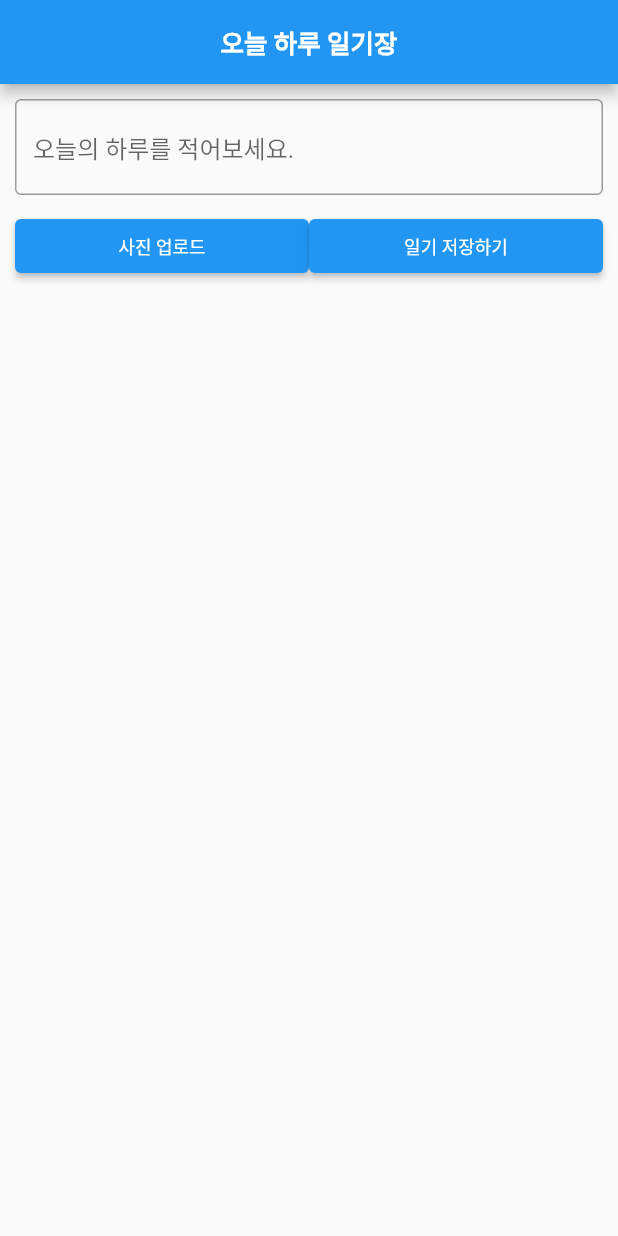
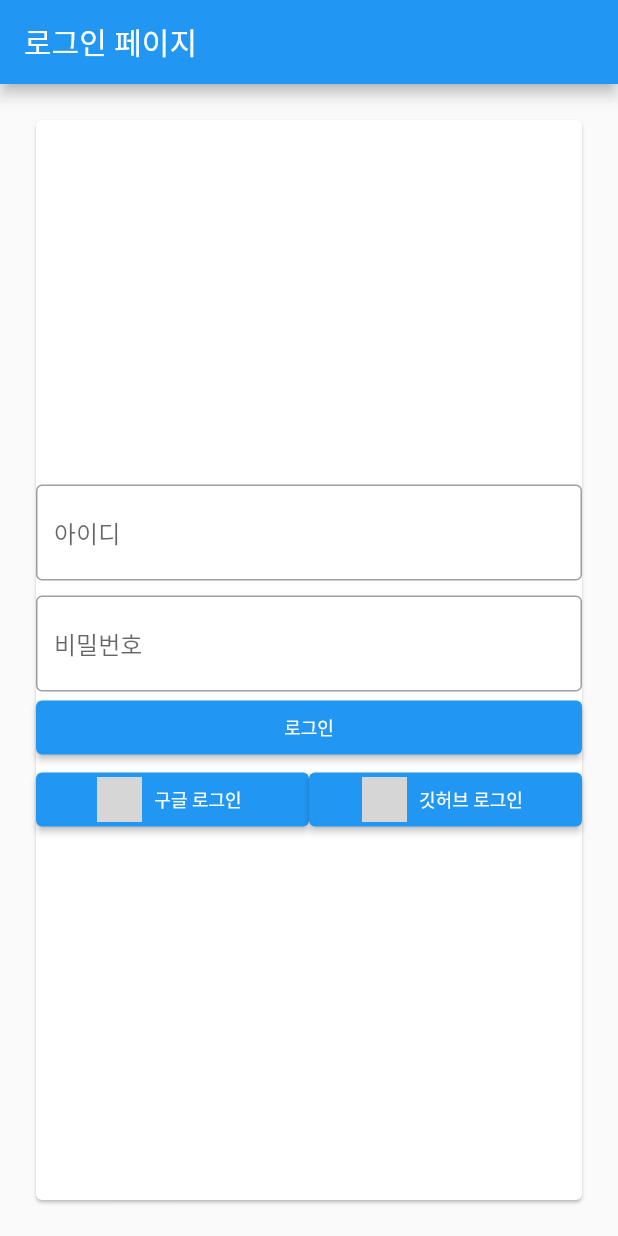
Before and after one commit to INnoVatioN-97/MyDailyDiary, a Flutter app: the screen it shows after launch, on a phone screen of 412 x 824 dp. Run offline on Flutter 3.47's test engine with Material 2 defaults, Android fonts, the phone set to English and light mode, and no system bars; our stand-ins replace image_picker, permission_handler; network calls fail; grey boxes are pictures that could not be loaded.

Commit message:
로그인 페이지 추가, 로그인기능 구현준비

```diff
--- a/lib/main.dart
+++ b/lib/main.dart
@@ -1,4 +1,5 @@
 import 'package:diary_app/pages/diary_page.dart';
+import 'package:diary_app/pages/login.dart';
 import 'package:flutter/material.dart';
 
 void main() {
@@ -14,7 +15,7 @@ class DiaryApplication extends StatelessWidget {
       theme: ThemeData(
         primarySwatch: Colors.blue,
       ),
-      home: const DiaryMainPage(title: '오늘 하루 일기장'),
+      home: const LoginPage(),
     );
   }
 }
--- /dev/null
+++ b/lib/pages/login.dart
@@ -0,0 +1,150 @@
+import 'package:diary_app/pages/diary_page.dart';
+import 'package:flutter/material.dart';
+
+class LoginPage extends StatefulWidget {
+  const LoginPage({Key? key}) : super(key: key);
+
+  @override
+  _LoginPageState createState() => _LoginPageState();
+}
+
+class _LoginPageState extends State<LoginPage> {
+  @override
+  Widget build(BuildContext context) {
+    // 로그인 form 의 키값 관리를 해주는 객체
+    final GlobalKey<FormState> _formKey = GlobalKey<FormState>();
+
+    // form 내 적힌 아이디, 비밀번호를 컨트롤해줄 컨트롤러들
+    final TextEditingController _idController = TextEditingController();
+    final TextEditingController _passwordController = TextEditingController();
+
+    return Scaffold(
+      appBar: AppBar(
+        title: const Text('로그인 페이지'),
+      ),
+      body: Padding(
+        padding: const EdgeInsets.all(20.0),
+        child: Card(
+          child: Center(
+            child: Column(
+              mainAxisAlignment: MainAxisAlignment.center,
+              children: [
+                Form(
+                  key: _formKey,
+                  child: Column(children: [
+                    TextFormField(
+                      controller: _idController,
+                      decoration: const InputDecoration(
+                        border: OutlineInputBorder(),
+                        hintText: '아이디',
+                      ),
+                      keyboardType: TextInputType.emailAddress,
+                      validator: (value) {
+                        if (value!.trim().length < 2) {
+                          return '제대로 입력해주세요.';
+                        }
+                        return null;
+                      },
+                    ),
+                    const SizedBox(
+                      height: 10,
+                    ),
+                    TextFormField(
+                      controller: _passwordController,
+                      obscureText: true,
+                      decoration: const InputDecoration(
+                        border: OutlineInputBorder(),
+                        hintText: '비밀번호',
+                      ),
+                      keyboardType: TextInputType.visiblePassword,
+                      validator: (value) {
+                        if (value!.trim().length < 2) {
+                          return '제대로 입력해주세요.';
+                        }
+                        return null;
+                      },
+                    ),
+                    SizedBox(
+                      width: double.infinity,
+                      child: ElevatedButton(
+                        onPressed: () {
+                          Navigator.pushNamedAndRemoveUntil(
+                              context, '/', (_) => false);
+                          // Navigator.replace(context, MaterialPageRoute(builder: (context) => const DiaryMainPage(title: '오늘 하루 일기장')),);
+                          Navigator.pushReplacement(
+                              context,
+                              MaterialPageRoute(
+                                  builder: (context) =>
+                                      const DiaryMainPage(title: '오늘 하루 일기장')));
+                        },
+                        child: const Text(
+                          '로그인',
+                          style: TextStyle(fontSize: 12),
+                        ),
+                      ),
+                    ),
+                  ]),
+                ),
+                Row(
+                  mainAxisAlignment: MainAxisAlignment.spaceAround,
+                  children: [
+                    Expanded(
+                      flex: 1,
+                      child: ElevatedButton.icon(
+                        onPressed: () {
+                          Navigator.pushNamedAndRemoveUntil(
+                              context, '/', (_) => false);
+                          // Navigator.replace(context, MaterialPageRoute(builder: (context) => const DiaryMainPage(title: '오늘 하루 일기장')),);
+                          Navigator.pushReplacement(
+                              context,
+                              MaterialPageRoute(
+                                  builder: (context) =>
+                                      const DiaryMainPage(title: '오늘 하루 일기장')));
+                        },
+                        icon: Image.network(
+                          'http://pngimg.com/uploads/google/google_PNG19635.png',
+                          fit: BoxFit.cover,
+                          width: 30,
+                          height: 30,
+                        ),
+                        label: const Text(
+                          '구글 로그인',
+                          style: TextStyle(fontSize: 12),
+                        ),
+                      ),
+                    ),
+                    Expanded(
+                      flex: 1,
+                      child: ElevatedButton.icon(
+                        onPressed: () {
+                          Navigator.pushNamedAndRemoveUntil(
+                              context, '/', (_) => false);
+                          // Navigator.replace(context, MaterialPageRoute(builder: (context) => const DiaryMainPage(title: '오늘 하루 일기장')),);
+                          Navigator.pushReplacement(
+                              context,
+                              MaterialPageRoute(
+                                  builder: (context) =>
+                                      const DiaryMainPage(title: '오늘 하루 일기장')));
+                        },
+                        icon: Image.network(
+                          'http://pngimg.com/uploads/google/google_PNG19635.png',
+                          fit: BoxFit.cover,
+                          width: 30,
+                          height: 30,
+                        ),
+                        label: const Text(
+                          '깃허브 로그인',
+                          style: TextStyle(fontSize: 12),
+                        ),
+                      ),
+                    ),
+                  ],
+                ),
+              ],
+            ),
+          ),
+        ),
+      ),
+    );
+  }
+}
--- a/pubspec.yaml
+++ b/pubspec.yaml
@@ -38,6 +38,7 @@ dependencies:
   permission_handler: 8.2.0
   image: ^3.1.0
   intl:
+  google_sign_in:
 
 dev_dependencies:
   flutter_test:
```
Also changed, not shown: pubspec.lock, 2 other files.
